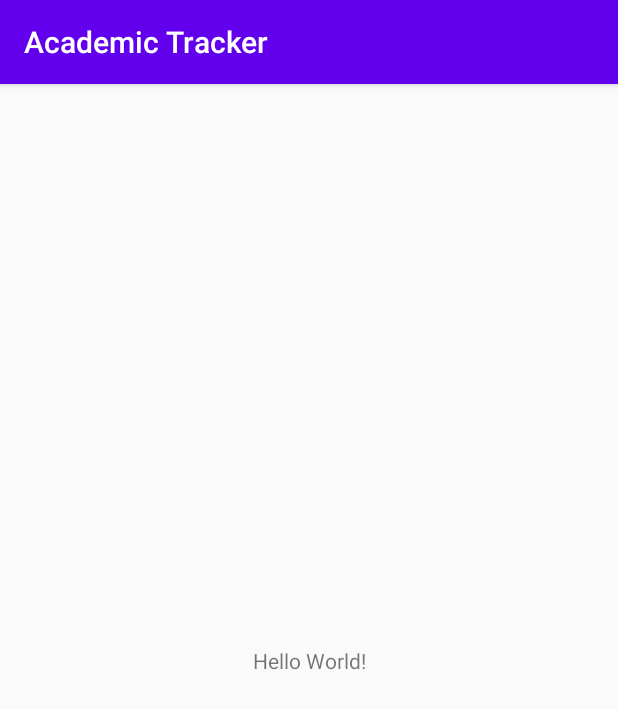
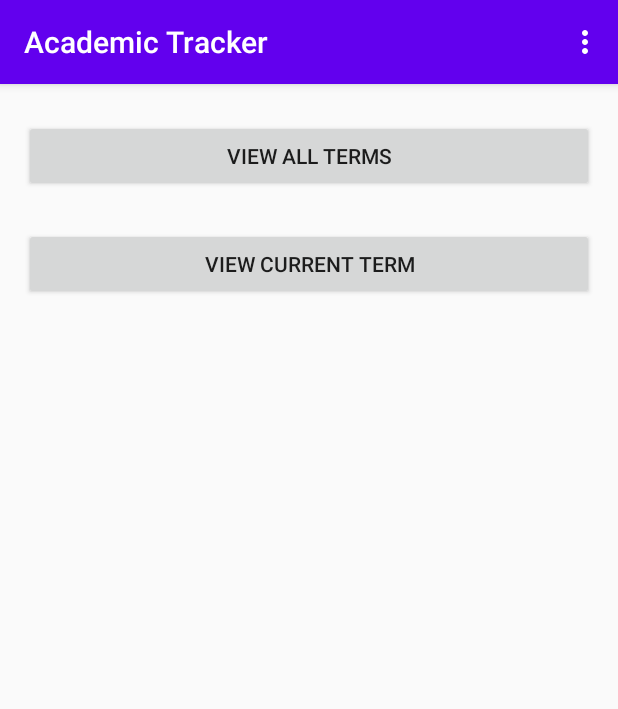
Before and after one commit to Jdichiera/Academic-Tracker, an Android app: the screen it shows after launch (MainActivity before the commit, Home after it), on a phone screen of 412 x 824 dp. Shown: the top 709 px of the screen. Run offline under Robolectric (Android 15) with nearby library versions, the phone set to English and light mode, and no system bars.

Commit message:
- Add home and term activities - Add term model

```diff
--- a/app/src/main/java/com/example/academictracker/MainActivity.java
+++ b/app/src/main/java/com/example/academictracker/MainActivity.java
@@ -1,14 +1,14 @@
-package com.example.academictracker;
-
-import androidx.appcompat.app.AppCompatActivity;
-
-import android.os.Bundle;
-
-public class MainActivity extends AppCompatActivity {
-
-    @Override
-    protected void onCreate(Bundle savedInstanceState) {
-        super.onCreate(savedInstanceState);
-        setContentView(R.layout.activity_main);
-    }
-}
+//package com.example.academictracker;
+//
+//import androidx.appcompat.app.AppCompatActivity;
+//
+//import android.os.Bundle;
+//
+//public class MainActivity extends AppCompatActivity {
+//
+//    @Override
+//    protected void onCreate(Bundle savedInstanceState) {
+//        super.onCreate(savedInstanceState);
+//        setContentView(R.layout.activity_main);
+//    }
+//}
--- /dev/null
+++ b/app/src/main/java/com/example/academictracker/view/Home.java
@@ -0,0 +1,45 @@
+package com.example.academictracker.view;
+
+import androidx.annotation.NonNull;
+import androidx.appcompat.app.AppCompatActivity;
+
+import android.os.Bundle;
+import android.view.Menu;
+import android.view.MenuInflater;
+import android.view.MenuItem;
+import android.widget.Toast;
+
+import com.example.academictracker.R;
+
+public class Home extends AppCompatActivity {
+
+    @Override
+    protected void onCreate(Bundle savedInstanceState) {
+        super.onCreate(savedInstanceState);
+        setContentView(R.layout.activity_home);
+    }
+
+    @Override
+    public boolean onCreateOptionsMenu(Menu menu) {
+        MenuInflater menuInflater = getMenuInflater();
+        menuInflater.inflate(R.menu.home_menu, menu);
+        return true;
+    }
+
+    @Override
+    public boolean onOptionsItemSelected(@NonNull MenuItem item) {
+        switch (item.getItemId()) {
+            case R.id.add_sample_data:
+                Toast.makeText(this, "Add Sample Data", Toast.LENGTH_SHORT).show();
+                return true;
+            case R.id.delete_all_data:
+                Toast.makeText(this, "Delete All Data", Toast.LENGTH_SHORT).show();
+                return true;
+            case R.id.create_alarm:
+                Toast.makeText(this, "Create Alarm", Toast.LENGTH_SHORT).show();
+                return true;
+            default:
+                return super.onOptionsItemSelected(item);
+        }
+    }
+}
--- /dev/null
+++ b/app/src/main/res/layout/activity_home.xml
@@ -0,0 +1,34 @@
+<?xml version="1.0" encoding="utf-8"?>
+<androidx.constraintlayout.widget.ConstraintLayout xmlns:android="http://schemas.android.com/apk/res/android"
+    xmlns:app="http://schemas.android.com/apk/res-auto"
+    xmlns:tools="http://schemas.android.com/tools"
+    android:layout_width="match_parent"
+    android:layout_height="match_parent"
+    tools:context=".view.Home">
+
+    <Button
+        android:id="@+id/button_all_terms"
+        android:layout_width="0dp"
+        android:layout_height="48dp"
+        android:layout_marginStart="16dp"
+        android:layout_marginTop="24dp"
+        android:layout_marginEnd="16dp"
+        android:onClick="viewAllTerms"
+        android:text="@string/view_all_terms"
+        app:layout_constraintEnd_toEndOf="parent"
+        app:layout_constraintStart_toStartOf="parent"
+        app:layout_constraintTop_toTopOf="parent" />
+
+    <Button
+        android:id="@+id/button_current_term"
+        android:layout_width="0dp"
+        android:layout_height="wrap_content"
+        android:layout_marginStart="16dp"
+        android:layout_marginTop="24dp"
+        android:layout_marginEnd="16dp"
+        android:onClick="viewCurrentTerm"
+        android:text="@string/view_current_term"
+        app:layout_constraintEnd_toEndOf="parent"
+        app:layout_constraintStart_toStartOf="parent"
+        app:layout_constraintTop_toBottomOf="@+id/button_all_terms" />
+</androidx.constraintlayout.widget.ConstraintLayout>
--- /dev/null
+++ b/app/src/main/res/menu/home_menu.xml
@@ -0,0 +1,19 @@
+<?xml version="1.0" encoding="utf-8"?>
+<menu xmlns:android="http://schemas.android.com/apk/res/android"
+    xmlns:app="http://schemas.android.com/apk/res-auto">
+    <item
+        android:id="@+id/add_sample_data"
+        android:title="Add Sample Data"
+        app:showAsAction="never"/>
+
+    <item
+        android:id="@+id/delete_all_data"
+        android:title="Delete All Data"
+        app:showAsAction="never"/>
+
+    <item
+        android:id="@+id/create_alarm"
+        android:title="Create Alarm"
+        app:showAsAction="never"/>
+
+</menu>
--- a/app/src/main/res/values/strings.xml
+++ b/app/src/main/res/values/strings.xml
@@ -1,3 +1,5 @@
 <resources>
     <string name="app_name">Academic Tracker</string>
+    <string name="view_all_terms">View All Terms</string>
+    <string name="view_current_term">View Current Term</string>
 </resources>
```
Also changed, not shown: app/build.gradle (+12 -0 lines), app/src/main/AndroidManifest.xml (+9 -1 lines), app/src/main/java/com/example/academictracker/model/Term.java (added, +41 -0 lines), app/src/main/java/com/example/academictracker/view/TermList.java (added, +16 -0 lines), app/src/main/res/layout/activity_term_list.xml (added, +9 -0 lines), 1 other file.
